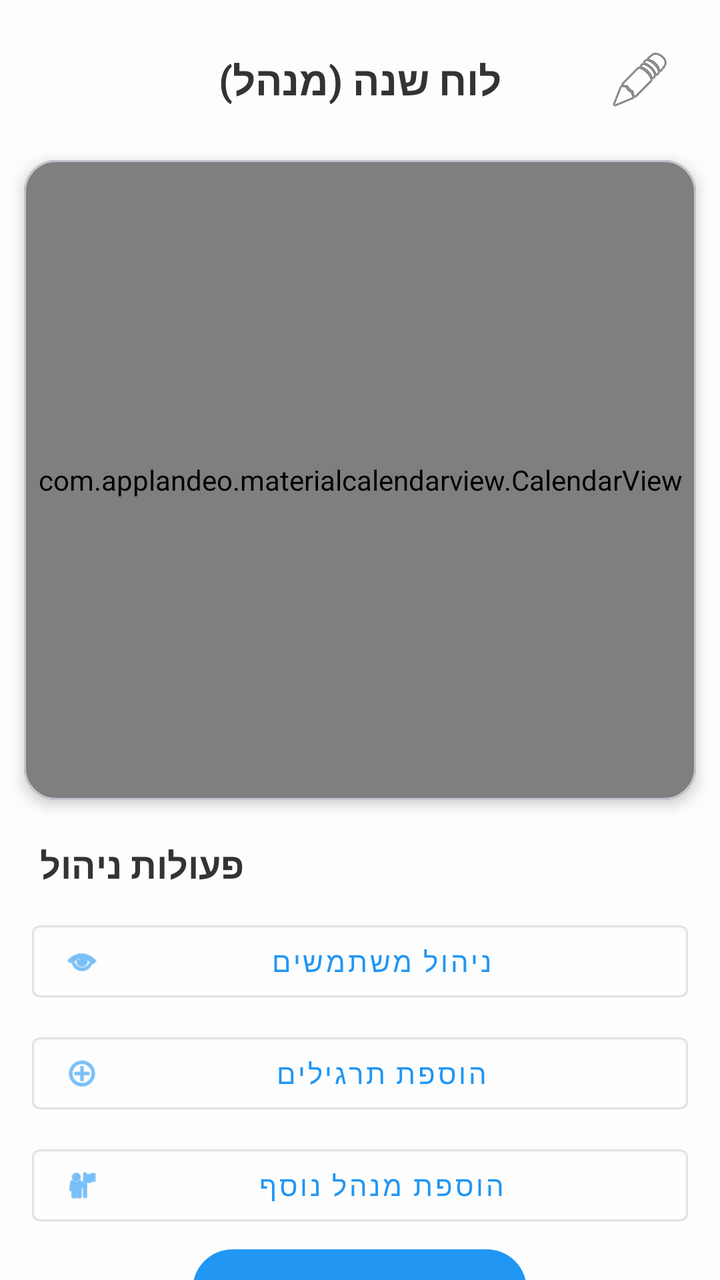
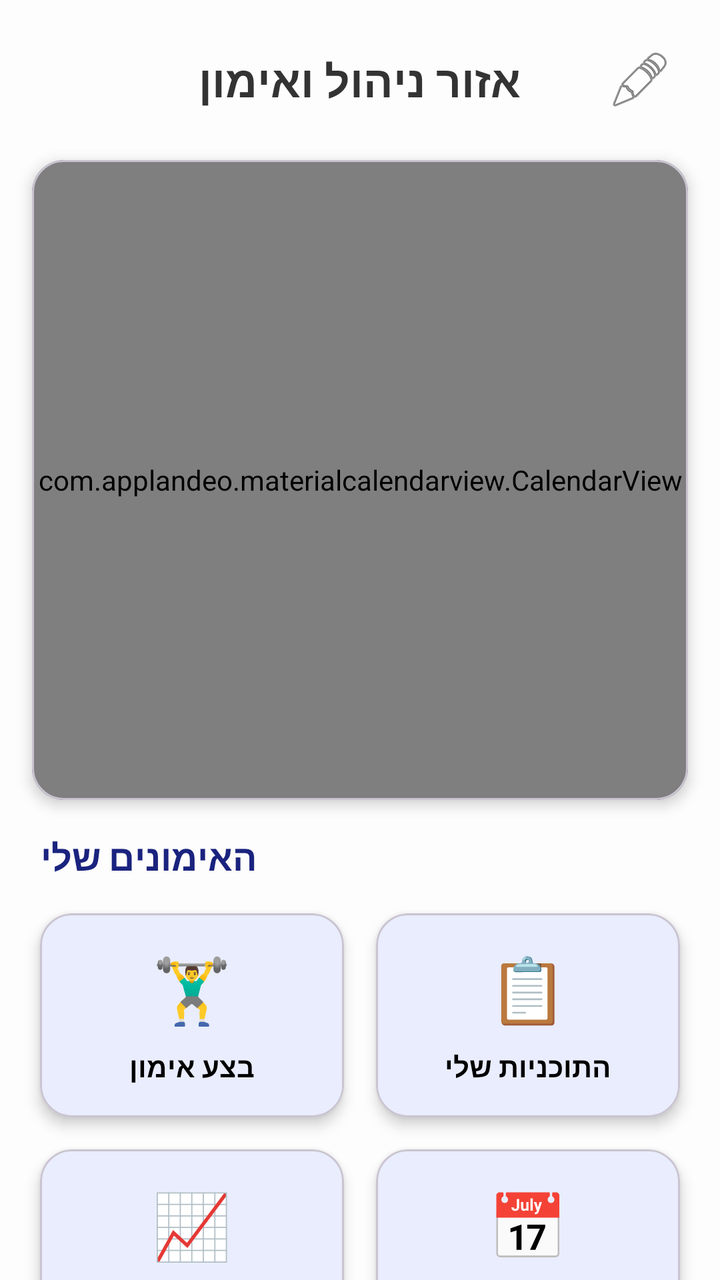

Compare the two renders of this Android layout. The source of the first and the diff that turns it into the second are given below.
<!-- AndroidManifest.xml: application theme Theme.Gym_calender10 -->
<!-- res/layout/activity_admin_page.xml -->
<?xml version="1.0" encoding="utf-8"?>
<androidx.coordinatorlayout.widget.CoordinatorLayout xmlns:android="http://schemas.android.com/apk/res/android"
    xmlns:app="http://schemas.android.com/apk/res-auto"
    xmlns:tools="http://schemas.android.com/tools"
    android:layout_width="match_parent"
    android:layout_height="match_parent"
    android:background="#FDFDFD"
    tools:context=".AdminPage">

    <LinearLayout
        android:layout_width="match_parent"
        android:layout_height="match_parent"
        android:orientation="vertical">

        
        <FrameLayout
            android:layout_width="match_parent"
            android:layout_height="wrap_content"
            android:padding="16dp">
            
            <TextView
                android:layout_width="wrap_content"
                android:layout_height="wrap_content"
                android:layout_gravity="center"
                android:text="לוח שנה (מנהל)"
                android:textColor="#333333"
                android:textSize="20sp"
                android:textStyle="bold" />

            <ImageButton
                android:id="@+id/btnEditProfile"
                android:layout_width="48dp"
                android:layout_height="48dp"
                android:layout_gravity="end|center_vertical"
                android:background="?attr/selectableItemBackgroundBorderless"
                android:src="@android:drawable/ic_menu_edit"
                android:contentDescription="ערוך פרופיל" />
        </FrameLayout>

        <com.google.android.material.card.MaterialCardView
            android:layout_width="match_parent"
            android:layout_height="wrap_content"
            android:layout_marginHorizontal="12dp"
            android:layout_marginBottom="12dp"
            app:cardCornerRadius="16dp"
            app:cardElevation="4dp">

            <com.applandeo.materialcalendarview.CalendarView
                android:id="@+id/calendarView"
                android:layout_width="match_parent"
                android:layout_height="320dp"
                app:headerColor="#2196F3"
                app:selectionColor="#2196F3"
                app:type="one_day_picker" />
        </com.google.android.material.card.MaterialCardView>

        <TextView
            android:layout_width="wrap_content"
            android:layout_height="wrap_content"
            android:layout_marginHorizontal="20dp"
            android:layout_marginTop="8dp"
            android:layout_marginBottom="8dp"
            android:text="פעולות ניהול"
            android:textColor="#333333"
            android:textSize="18sp"
            android:textStyle="bold" />

        <LinearLayout
            android:layout_width="match_parent"
            android:layout_height="wrap_content"
            android:orientation="vertical"
            android:paddingHorizontal="16dp">

            <com.google.android.material.button.MaterialButton
                android:id="@+id/btnGoUsersList"
                style="@style/Widget.MaterialComponents.Button.OutlinedButton"
                android:layout_width="match_parent"
                android:layout_height="wrap_content"
                android:layout_marginVertical="4dp"
                android:text="ניהול משתמשים"
                app:icon="@android:drawable/ic_menu_view" />

            <com.google.android.material.button.MaterialButton
                android:id="@+id/btnGoAddExercise"
                style="@style/Widget.MaterialComponents.Button.OutlinedButton"
                android:layout_width="match_parent"
                android:layout_height="wrap_content"
                android:layout_marginVertical="4dp"
                android:text="הוספת תרגילים"
                app:icon="@android:drawable/ic_menu_add" />

            <com.google.android.material.button.MaterialButton
                android:id="@+id/btnGoAddAdmin"
                style="@style/Widget.MaterialComponents.Button.OutlinedButton"
                android:layout_width="match_parent"
                android:layout_height="wrap_content"
                android:layout_marginVertical="4dp"
                android:text="הוספת מנהל נוסף"
                app:icon="@android:drawable/ic_menu_myplaces" />

        </LinearLayout>

        <View
            android:layout_width="match_parent"
            android:layout_height="0dp"
            android:layout_weight="1" />

        <com.google.android.material.button.MaterialButton
            android:id="@+id/btn_go_dashboard"
            android:layout_width="wrap_content"
            android:layout_height="wrap_content"
            android:layout_gravity="center_horizontal"
            android:layout_marginBottom="24dp"
            android:text="מרכז אימונים"
            android:paddingHorizontal="32dp"
            app:cornerRadius="24dp"
            app:icon="@drawable/ic_launcher_foreground" />

    </LinearLayout>

</androidx.coordinatorlayout.widget.CoordinatorLayout>
<!-- resources referenced by this layout -->
<resources>
  <!-- drawable ic_launcher_foreground (drawable) -->
  <vector xmlns:android="http://schemas.android.com/apk/res/android"
      xmlns:aapt="http://schemas.android.com/aapt"
      android:width="108dp"
      android:height="108dp"
      android:viewportWidth="108"
      android:viewportHeight="108">
      <path android:pathData="M31,63.928c0,0 6.4,-11 12.1,-13.1c7.2,-2.6 26,-1.4 26,-1.4l38.1,38.1L107,108.928l-32,-1L31,63.928z">
          <aapt:attr name="android:fillColor">
              <gradient
                  android:endX="85.84757"
                  android:endY="92.4963"
                  android:startX="42.9492"
                  android:startY="49.59793"
                  android:type="linear">
                  <item
                      android:color="#44000000"
                      android:offset="0.0" />
                  <item
                      android:color="#00000000"
                      android:offset="1.0" />
              </gradient>
          </aapt:attr>
      </path>
      <path
          android:fillColor="#FFFFFF"
          android:fillType="nonZero"
          android:pathData="M65.3,45.828l3.8,-6.6c0.2,-0.4 0.1,-0.9 -0.3,-1.1c-0.4,-0.2 -0.9,-0.1 -1.1,0.3l-3.9,6.7c-6.3,-2.8 -13.4,-2.8 -19.7,0l-3.9,-6.7c-0.2,-0.4 -0.7,-0.5 -1.1,-0.3C38.8,38.328 38.7,38.828 38.9,39.228l3.8,6.6C36.2,49.428 31.7,56.028 31,63.928h46C76.3,56.028 71.8,49.428 65.3,45.828zM43.4,57.328c-0.8,0 -1.5,-0.5 -1.8,-1.2c-0.3,-0.7 -0.1,-1.5 0.4,-2.1c0.5,-0.5 1.4,-0.7 2.1,-0.4c0.7,0.3 1.2,1 1.2,1.8C45.3,56.528 44.5,57.328 43.4,57.328L43.4,57.328zM64.6,57.328c-0.8,0 -1.5,-0.5 -1.8,-1.2s-0.1,-1.5 0.4,-2.1c0.5,-0.5 1.4,-0.7 2.1,-0.4c0.7,0.3 1.2,1 1.2,1.8C66.5,56.528 65.6,57.328 64.6,57.328L64.6,57.328z"
          android:strokeWidth="1"
          android:strokeColor="#00000000" />
  </vector>
  <style name="Theme.Gym_calender10" parent="Theme.Material3.Light.NoActionBar">
          <item name="android:colorBackground">#FFFFFF</item>
          <item name="android:textColor">#000000</item>
          <item name="colorPrimary">#2196F3</item>
          <item name="colorPrimaryDark">#1976D2</item>
          <item name="colorAccent">#03A9F4</item>
          <item name="bottomSheetDialogTheme">@style/AppBottomSheetDialogTheme</item>
      </style>
  <style name="AppBottomSheetDialogTheme" parent="Theme.Design.Light.BottomSheetDialog">
          <item name="bottomSheetStyle">@style/AppBottomSheetStyle</item>
      </style>
  <style name="AppBottomSheetStyle" parent="Widget.Design.BottomSheet.Modal">
          <item name="android:background">@android:color/transparent</item>
      </style>
</resources>

<!-- the commit's change to res/layout/activity_admin_page.xml (unified diff, before → after) -->
@@ -7,115 +7,274 @@
     android:background="#FDFDFD"
     tools:context=".AdminPage">
 
-    <LinearLayout
+    <androidx.core.widget.NestedScrollView
         android:layout_width="match_parent"
-        android:layout_height="match_parent"
-        android:orientation="vertical">
-
-        
-        <FrameLayout
-            android:layout_width="match_parent"
-            android:layout_height="wrap_content"
-            android:padding="16dp">
-            
-            <TextView
-                android:layout_width="wrap_content"
-                android:layout_height="wrap_content"
-                android:layout_gravity="center"
-                android:text="לוח שנה (מנהל)"
-                android:textColor="#333333"
-                android:textSize="20sp"
-                android:textStyle="bold" />
-
-            <ImageButton
-                android:id="@+id/btnEditProfile"
-                android:layout_width="48dp"
-                android:layout_height="48dp"
-                android:layout_gravity="end|center_vertical"
-                android:background="?attr/selectableItemBackgroundBorderless"
-                android:src="@android:drawable/ic_menu_edit"
-                android:contentDescription="ערוך פרופיל" />
-        </FrameLayout>
-
-        <com.google.android.material.card.MaterialCardView
-            android:layout_width="match_parent"
-            android:layout_height="wrap_content"
-            android:layout_marginHorizontal="12dp"
-            android:layout_marginBottom="12dp"
-            app:cardCornerRadius="16dp"
-            app:cardElevation="4dp">
-
-            <com.applandeo.materialcalendarview.CalendarView
-                android:id="@+id/calendarView"
-                android:layout_width="match_parent"
-                android:layout_height="320dp"
-                app:headerColor="#2196F3"
-                app:selectionColor="#2196F3"
-                app:type="one_day_picker" />
-        </com.google.android.material.card.MaterialCardView>
-
-        <TextView
-            android:layout_width="wrap_content"
-            android:layout_height="wrap_content"
-            android:layout_marginHorizontal="20dp"
-            android:layout_marginTop="8dp"
-            android:layout_marginBottom="8dp"
-            android:text="פעולות ניהול"
-            android:textColor="#333333"
-            android:textSize="18sp"
-            android:textStyle="bold" />
+        android:layout_height="match_parent">
 
         <LinearLayout
             android:layout_width="match_parent"
             android:layout_height="wrap_content"
             android:orientation="vertical"
-            android:paddingHorizontal="16dp">
-
-            <com.google.android.material.button.MaterialButton
-                android:id="@+id/btnGoUsersList"
-                style="@style/Widget.MaterialComponents.Button.OutlinedButton"
-                android:layout_width="match_parent"
-                android:layout_height="wrap_content"
-                android:layout_marginVertical="4dp"
-                android:text="ניהול משתמשים"
-                app:icon="@android:drawable/ic_menu_view" />
-
-            <com.google.android.material.button.MaterialButton
-                android:id="@+id/btnGoAddExercise"
-                style="@style/Widget.MaterialComponents.Button.OutlinedButton"
-                android:layout_width="match_parent"
-                android:layout_height="wrap_content"
-                android:layout_marginVertical="4dp"
-                android:text="הוספת תרגילים"
-                app:icon="@android:drawable/ic_menu_add" />
-
-            <com.google.android.material.button.MaterialButton
-                android:id="@+id/btnGoAddAdmin"
-                style="@style/Widget.MaterialComponents.Button.OutlinedButton"
-                android:layout_width="match_parent"
-                android:layout_height="wrap_content"
-                android:layout_marginVertical="4dp"
-                android:text="הוספת מנהל נוסף"
-                app:icon="@android:drawable/ic_menu_myplaces" />
+            android:paddingBottom="24dp">
+
+            
+            <FrameLayout
+                android:layout_width="match_parent"
+                android:layout_height="wrap_content"
+                android:padding="16dp">
+                
+                <TextView
+                    android:layout_width="wrap_content"
+                    android:layout_height="wrap_content"
+                    android:layout_gravity="center"
+                    android:text="אזור ניהול ואימון"
+                    android:textColor="#333333"
+                    android:textSize="22sp"
+                    android:textStyle="bold" />
+
+                <ImageButton
+                    android:id="@+id/btnEditProfile"
+                    android:layout_width="48dp"
+                    android:layout_height="48dp"
+                    android:layout_gravity="end|center_vertical"
+                    android:background="?attr/selectableItemBackgroundBorderless"
+                    android:src="@android:drawable/ic_menu_edit"
+                    android:contentDescription="ערוך פרופיל" />
+            </FrameLayout>
+
+            
+            <com.google.android.material.card.MaterialCardView
+                android:layout_width="match_parent"
+                android:layout_height="wrap_content"
+                android:layout_marginHorizontal="16dp"
+                android:layout_marginBottom="16dp"
+                app:cardCornerRadius="16dp"
+                app:cardElevation="4dp">
+
+                <com.applandeo.materialcalendarview.CalendarView
+                    android:id="@+id/calendarView"
+                    android:layout_width="match_parent"
+                    android:layout_height="320dp"
+                    app:headerColor="#2196F3"
+                    app:selectionColor="#2196F3"
+                    app:type="one_day_picker" />
+            </com.google.android.material.card.MaterialCardView>
+
+            <TextView
+                android:layout_width="wrap_content"
+                android:layout_height="wrap_content"
+                android:layout_marginHorizontal="20dp"
+                android:text="האימונים שלי"
+                android:textColor="#1A237E"
+                android:textSize="18sp"
+                android:textStyle="bold" />
+
+            <GridLayout
+                android:layout_width="match_parent"
+                android:layout_height="wrap_content"
+                android:layout_marginTop="8dp"
+                android:layout_marginHorizontal="12dp"
+                android:columnCount="2">
+
+                
+                <com.google.android.material.card.MaterialCardView
+                    android:id="@+id/cardTrackWorkout"
+                    android:layout_width="0dp"
+                    android:layout_height="wrap_content"
+                    android:layout_rowWeight="1"
+                    android:layout_columnWeight="1"
+                    android:layout_margin="8dp"
+                    app:cardCornerRadius="16dp"
+                    app:cardElevation="4dp">
+                    <LinearLayout
+                        android:layout_width="match_parent"
+                        android:layout_height="match_parent"
+                        android:gravity="center"
+                        android:orientation="vertical"
+                        android:padding="16dp">
+                        <TextView
+                            android:layout_width="wrap_content"
+                            android:layout_height="wrap_content"
+                            android:text="🏋️‍♂️"
+                            android:textSize="32sp" />
+                        <TextView
+                            android:layout_width="wrap_content"
+                            android:layout_height="wrap_content"
+                            android:text="בצע אימון"
+                            android:textStyle="bold"
+                            android:layout_marginTop="8dp" />
+                    </LinearLayout>
+                </com.google.android.material.card.MaterialCardView>
+
+                
+                <com.google.android.material.card.MaterialCardView
+                    android:id="@+id/cardMyPlans"
+                    android:layout_width="0dp"
+                    android:layout_height="wrap_content"
+                    android:layout_rowWeight="1"
+                    android:layout_columnWeight="1"
+                    android:layout_margin="8dp"
+                    app:cardCornerRadius="16dp"
+                    app:cardElevation="4dp">
+                    <LinearLayout
+                        android:layout_width="match_parent"
+                        android:layout_height="match_parent"
+                        android:gravity="center"
+                        android:orientation="vertical"
+                        android:padding="16dp">
+                        <TextView
+                            android:layout_width="wrap_content"
+                            android:layout_height="wrap_content"
+                            android:text="📋"
+                            android:textSize="32sp" />
+                        <TextView
+                            android:layout_width="wrap_content"
+                            android:layout_height="wrap_content"
+                            android:text="התוכניות שלי"
+                            android:textStyle="bold"
+                            android:layout_marginTop="8dp" />
+                    </LinearLayout>
+                </com.google.android.material.card.MaterialCardView>
+
+                
+                <com.google.android.material.card.MaterialCardView
+                    android:id="@+id/cardAnalytics"
+                    android:layout_width="0dp"
+                    android:layout_height="wrap_content"
+                    android:layout_rowWeight="1"
+                    android:layout_columnWeight="1"
+                    android:layout_margin="8dp"
+                    app:cardCornerRadius="16dp"
+                    app:cardElevation="4dp">
+                    <LinearLayout
+                        android:layout_width="match_parent"
+                        android:layout_height="match_parent"
+                        android:gravity="center"
+                        android:orientation="vertical"
+                        android:padding="16dp">
+                        <TextView
+                            android:layout_width="wrap_content"
+                            android:layout_height="wrap_content"
+                            android:text="📈"
+                            android:textSize="32sp" />
+                        <TextView
+                            android:layout_width="wrap_content"
+                            android:layout_height="wrap_content"
+                            android:text="גרפים"
+                            android:textStyle="bold"
+                            android:layout_marginTop="8dp" />
+                    </LinearLayout>
+                </com.google.android.material.card.MaterialCardView>
+
+                
+                <com.google.android.material.card.MaterialCardView
+                    android:id="@+id/cardHeatmap"
+                    android:layout_width="0dp"
+                    android:layout_height="wrap_content"
+                    android:layout_rowWeight="1"
+                    android:layout_columnWeight="1"
+                    android:layout_margin="8dp"
+                    app:cardCornerRadius="16dp"
+                    app:cardElevation="4dp">
+                    <LinearLayout
+                        android:layout_width="match_parent"
+                        android:layout_height="match_parent"
+                        android:gravity="center"
+                        android:orientation="vertical"
+                        android:padding="16dp">
+                        <TextView
+                            android:layout_width="wrap_content"
+                            android:layout_height="wrap_content"
+                            android:text="📅"
+                            android:textSize="32sp" />
+                        <TextView
+                            android:layout_width="wrap_content"
+                            android:layout_height="wrap_content"
+                            android:text="מפת חום"
+                            android:textStyle="bold"
+                            android:layout_marginTop="8dp" />
+                    </LinearLayout>
+                </com.google.android.material.card.MaterialCardView>
+
+                
+                <com.google.android.material.card.MaterialCardView
+                    android:id="@+id/cardProfile"
+                    android:layout_width="0dp"
+                    android:layout_height="wrap_content"
+                    android:layout_rowWeight="1"
+                    android:layout_columnWeight="1"
+                    android:layout_margin="8dp"
+                    app:cardCornerRadius="16dp"
+                    app:cardElevation="4dp">
+                    <LinearLayout
+                        android:layout_width="match_parent"
+                        android:layout_height="match_parent"
+                        android:gravity="center"
+                        android:orientation="vertical"
+                        android:padding="16dp">
+                        <TextView
+                            android:layout_width="wrap_content"
+                            android:layout_height="wrap_content"
+                            android:text="👤"
+                            android:textSize="32sp" />
+                        <TextView
+                            android:layout_width="wrap_content"
+                            android:layout_height="wrap_content"
+                            android:text="פרופיל"
+                            android:textStyle="bold"
+                            android:layout_marginTop="8dp" />
+                    </LinearLayout>
+                </com.google.android.material.card.MaterialCardView>
+
+            </GridLayout>
+
+            <TextView
+                android:layout_width="wrap_content"
+                android:layout_height="wrap_content"
+                android:layout_marginHorizontal="20dp"
+                android:layout_marginTop="16dp"
+                android:text="פעולות ניהול"
+                android:textColor="#333333"
+                android:textSize="18sp"
+                android:textStyle="bold" />
+
+            <LinearLayout
+                android:layout_width="match_parent"
+                android:layout_height="wrap_content"
+                android:orientation="vertical"
+                android:paddingHorizontal="16dp"
+                android:layout_marginTop="8dp">
+
+                <com.google.android.material.button.MaterialButton
+                    android:id="@+id/btnGoUsersList"
+                    style="@style/Widget.MaterialComponents.Button.OutlinedButton"
+                    android:layout_width="match_parent"
+                    android:layout_height="wrap_content"
+                    android:layout_marginVertical="4dp"
+                    android:text="ניהול משתמשים"
+                    app:icon="@android:drawable/ic_menu_view" />
+
+                <com.google.android.material.button.MaterialButton
+                    android:id="@+id/btnGoAddExercise"
+                    style="@style/Widget.MaterialComponents.Button.OutlinedButton"
+                    android:layout_width="match_parent"
+                    android:layout_height="wrap_content"
+                    android:layout_marginVertical="4dp"
+                    android:text="הוספת תרגילים"
+                    app:icon="@android:drawable/ic_menu_add" />
+
+                <com.google.android.material.button.MaterialButton
+                    android:id="@+id/btnGoAddAdmin"
+                    style="@style/Widget.MaterialComponents.Button.OutlinedButton"
+                    android:layout_width="match_parent"
+                    android:layout_height="wrap_content"
+                    android:layout_marginVertical="4dp"
+                    android:text="הוספת מנהל נוסף"
+                    app:icon="@android:drawable/ic_menu_myplaces" />
+
+            </LinearLayout>
 
         </LinearLayout>
-
-        <View
-            android:layout_width="match_parent"
-            android:layout_height="0dp"
-            android:layout_weight="1" />
-
-        <com.google.android.material.button.MaterialButton
-            android:id="@+id/btn_go_dashboard"
-            android:layout_width="wrap_content"
-            android:layout_height="wrap_content"
-            android:layout_gravity="center_horizontal"
-            android:layout_marginBottom="24dp"
-            android:text="מרכז אימונים"
-            android:paddingHorizontal="32dp"
-            app:cornerRadius="24dp"
-            app:icon="@drawable/ic_launcher_foreground" />
-
-    </LinearLayout>
+    </androidx.core.widget.NestedScrollView>
 
 </androidx.coordinatorlayout.widget.CoordinatorLayout>
<!-- resource entries referenced after the edit -->
@@ -1,36 +1,5 @@
 <!-- resources referenced by this layout -->
 <resources>
-  <!-- drawable ic_launcher_foreground (drawable) -->
-  <vector xmlns:android="http://schemas.android.com/apk/res/android"
-      xmlns:aapt="http://schemas.android.com/aapt"
-      android:width="108dp"
-      android:height="108dp"
-      android:viewportWidth="108"
-      android:viewportHeight="108">
-      <path android:pathData="M31,63.928c0,0 6.4,-11 12.1,-13.1c7.2,-2.6 26,-1.4 26,-1.4l38.1,38.1L107,108.928l-32,-1L31,63.928z">
-          <aapt:attr name="android:fillColor">
-              <gradient
-                  android:endX="85.84757"
-                  android:endY="92.4963"
-                  android:startX="42.9492"
-                  android:startY="49.59793"
-                  android:type="linear">
-                  <item
-                      android:color="#44000000"
-                      android:offset="0.0" />
-                  <item
-                      android:color="#00000000"
-                      android:offset="1.0" />
-              </gradient>
-          </aapt:attr>
-      </path>
-      <path
-          android:fillColor="#FFFFFF"
-          android:fillType="nonZero"
-          android:pathData="M65.3,45.828l3.8,-6.6c0.2,-0.4 0.1,-0.9 -0.3,-1.1c-0.4,-0.2 -0.9,-0.1 -1.1,0.3l-3.9,6.7c-6.3,-2.8 -13.4,-2.8 -19.7,0l-3.9,-6.7c-0.2,-0.4 -0.7,-0.5 -1.1,-0.3C38.8,38.328 38.7,38.828 38.9,39.228l3.8,6.6C36.2,49.428 31.7,56.028 31,63.928h46C76.3,56.028 71.8,49.428 65.3,45.828zM43.4,57.328c-0.8,0 -1.5,-0.5 -1.8,-1.2c-0.3,-0.7 -0.1,-1.5 0.4,-2.1c0.5,-0.5 1.4,-0.7 2.1,-0.4c0.7,0.3 1.2,1 1.2,1.8C45.3,56.528 44.5,57.328 43.4,57.328L43.4,57.328zM64.6,57.328c-0.8,0 -1.5,-0.5 -1.8,-1.2s-0.1,-1.5 0.4,-2.1c0.5,-0.5 1.4,-0.7 2.1,-0.4c0.7,0.3 1.2,1 1.2,1.8C66.5,56.528 65.6,57.328 64.6,57.328L64.6,57.328z"
-          android:strokeWidth="1"
-          android:strokeColor="#00000000" />
-  </vector>
   <style name="Theme.Gym_calender10" parent="Theme.Material3.Light.NoActionBar">
           <item name="android:colorBackground">#FFFFFF</item>
           <item name="android:textColor">#000000</item>
